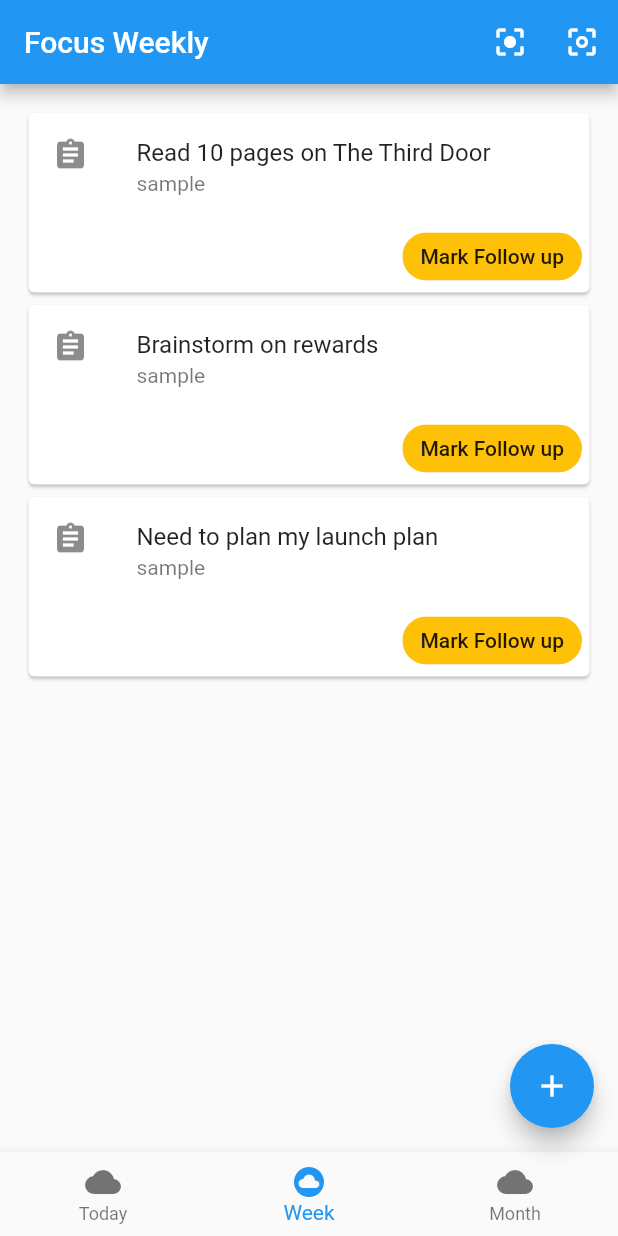
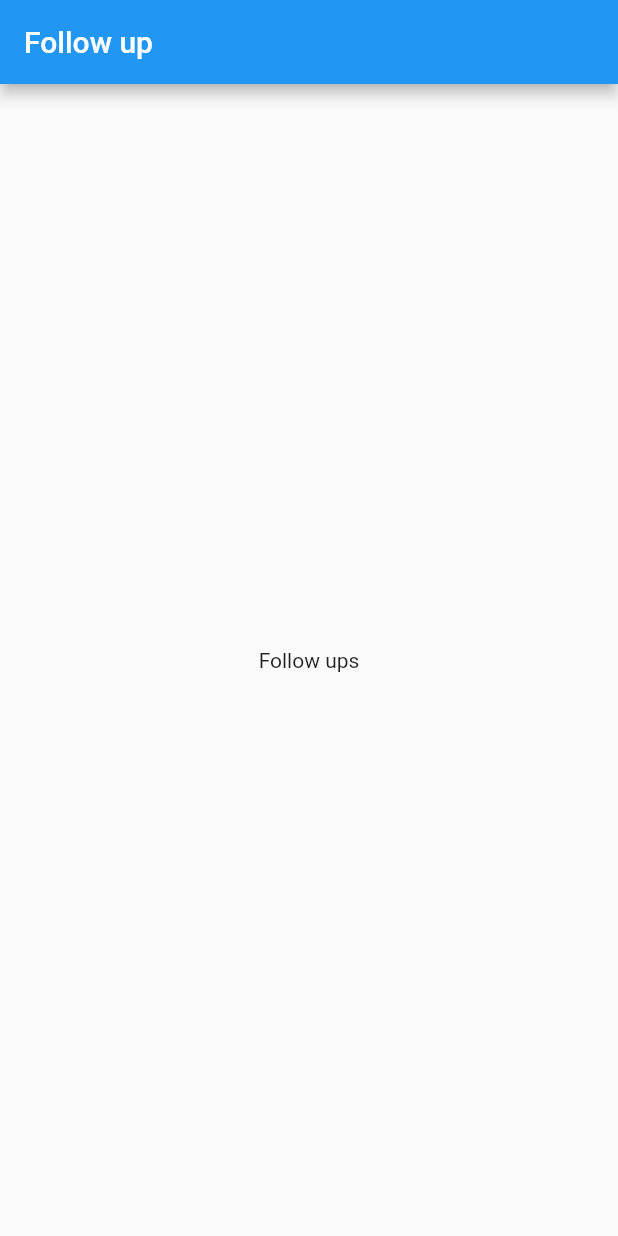
Before and after one commit to hustlebar/focus, a Flutter app: the screen it shows after launch, item 2 of the bottom bar chosen, after a tap on the "center focus weak" icon, on a phone screen of 412 x 824 dp. Run offline on Flutter 3.47's test engine with Material 2 defaults, Android fonts, the phone set to English and light mode, and no system bars.

Commit message:
follow up action is implemented

```diff
--- a/lib/src/focus.dart
+++ b/lib/src/focus.dart
@@ -1,8 +1,9 @@
 import 'package:flutter/material.dart';
-import 'pages/home.dart';
-import 'pages/weekly.dart';
-import 'pages/monthly.dart';
-import 'pages/create.dart';
+import 'package:focus/src/pages/home.dart';
+import 'package:focus/src/pages/weekly.dart';
+import 'package:focus/src/pages/monthly.dart';
+import 'package:focus/src/pages/create.dart';
+import 'package:focus/src/pages/followup.dart';
 
 class FocusApp extends StatelessWidget {
   // This widget is the root of your application.
@@ -19,7 +20,8 @@ class FocusApp extends StatelessWidget {
         'today': (context) => HomePage(title: 'Focus',),
         'weekly': (context) => WeeklyPage(title: 'Focus Weekly',),
         'monthly': (context) => MonthlyPage(title: 'Focus Monthly',),
-        'create': (context) => CreateTaskPage()
+        'create': (context) => CreateTaskPage(),
+        'followup': (context) => FollowUp()
       },
     );
   }
--- /dev/null
+++ b/lib/src/pages/followup.dart
@@ -0,0 +1,15 @@
+import 'package:flutter/material.dart';
+
+class FollowUp extends StatelessWidget {
+  @override
+  Widget build(BuildContext context) {
+    return Scaffold(
+      appBar: AppBar(
+        title: Text('Follow up'),
+      ),
+      body: Center(
+        child: Text('Follow ups'),
+      )
+    );
+  }
+}
--- a/lib/src/pages/home.dart
+++ b/lib/src/pages/home.dart
@@ -21,7 +21,6 @@ class HomePage extends StatefulWidget {
 
 class _HomePageState extends State<HomePage> {
   int _counter = 0;
-  int _current = 0;
 
   void _incrementCounter() {
     setState(() {
--- a/lib/src/pages/weekly.dart
+++ b/lib/src/pages/weekly.dart
@@ -49,9 +49,7 @@ class WeeklyPageState extends State<WeeklyPage> {
           IconButton(
             icon: Icon(Icons.center_focus_weak),
             tooltip: 'Follow up',
-            onPressed: () => {
-
-            },
+            onPressed: _onFollowUp,
           )
         ],
       ),
@@ -105,6 +103,10 @@ class WeeklyPageState extends State<WeeklyPage> {
     );
   }
 
+  void _onFollowUp() {
+    Navigator.pushReplacementNamed(context, 'followup');
+  }
+
   void _onDone(Task task) {
     print('Enters _onDone ${task.title}');
   }
```
